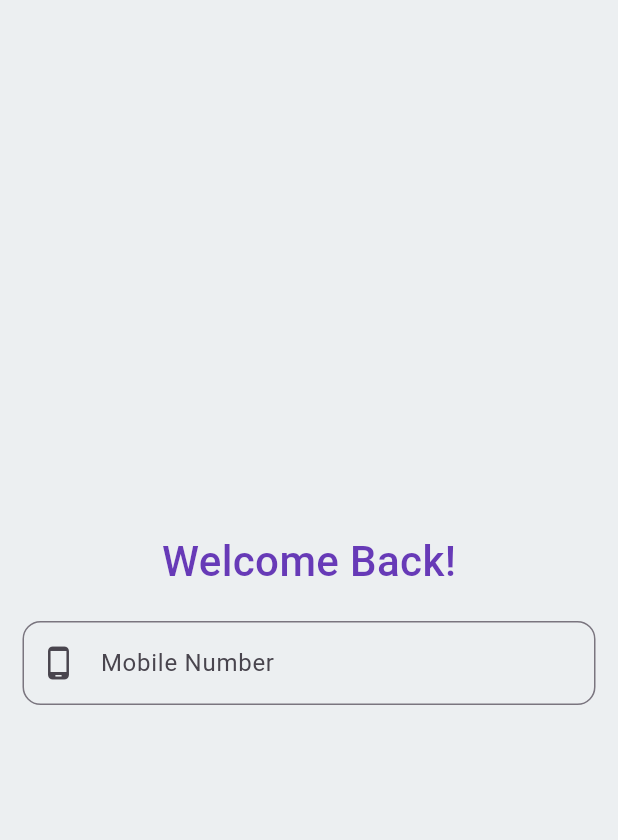
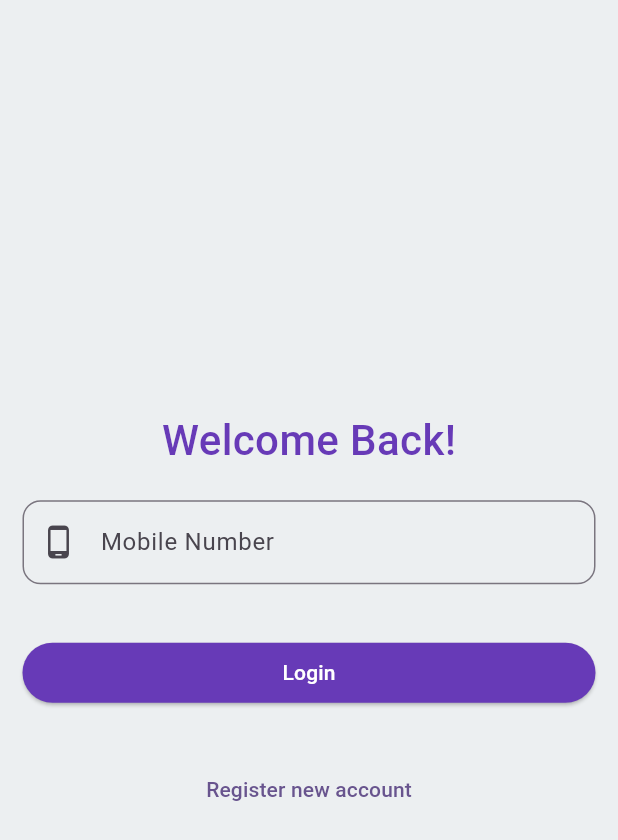
Before and after one commit to LivingstonTardzenyuy/Flutter-Projects, a Flutter app: the screen it shows after launch, on a phone screen of 412 x 824 dp. Shown: the top 840 px of the screen. Run offline on Flutter 3.47's test engine with Material 3 defaults, Android fonts, the phone set to English and light mode, and no system bars; our stand-ins replace cloud_firestore, dropdown_button2, firebase_auth, firebase_core, font_awesome_flutter, get and 2 more; accounts and stored records are empty.

Commit message:
finish on login_page

```diff
--- a/ecommerce_client/lib/pages/login_page.dart
+++ b/ecommerce_client/lib/pages/login_page.dart
@@ -34,7 +34,24 @@ class LoginPage extends StatelessWidget {
                 labelText: 'Mobile Number',
                 hintText: 'Enter your mobile number'
               ),
-            )
+            ),
+
+            SizedBox(height: 35,),
+            Container(
+              width: double.infinity,
+              child: ElevatedButton(
+                  onPressed: () {},
+                  style: ElevatedButton.styleFrom(
+                    foregroundColor: Colors.white,
+                    backgroundColor: Colors.deepPurple,
+                  ),
+                  child: Text('Login')),
+            ),
+
+            SizedBox(height: 30,),
+            TextButton(
+                onPressed: () {},
+                child: Text('Register new account'))
           ],
         ),
       ),
```
